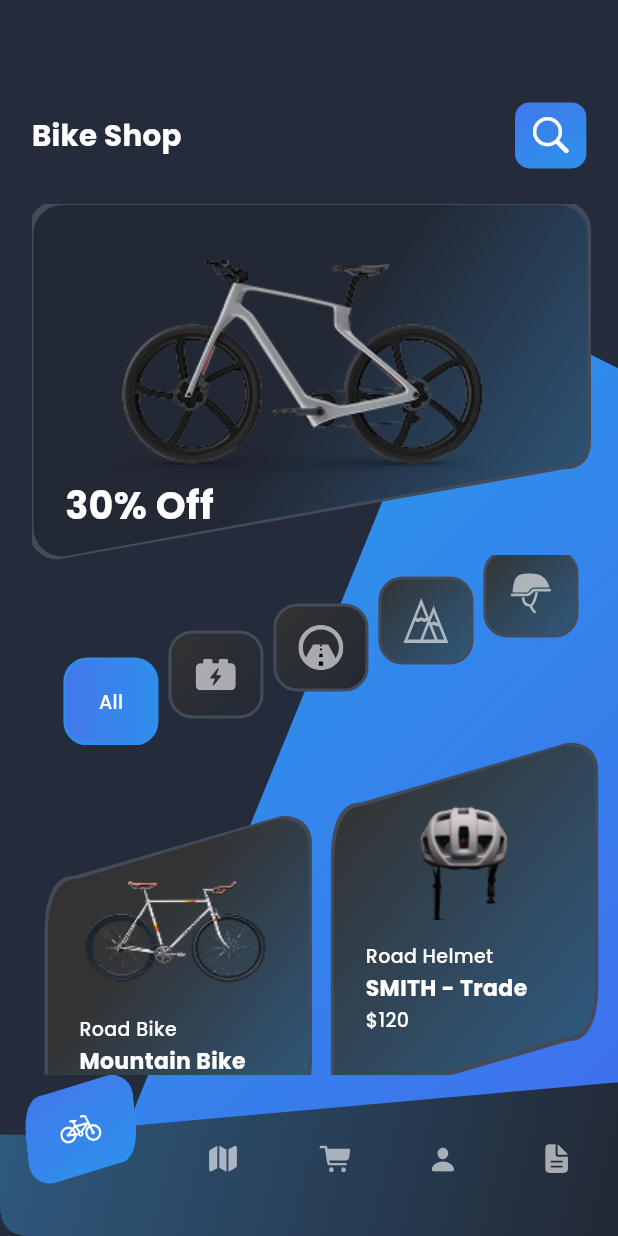
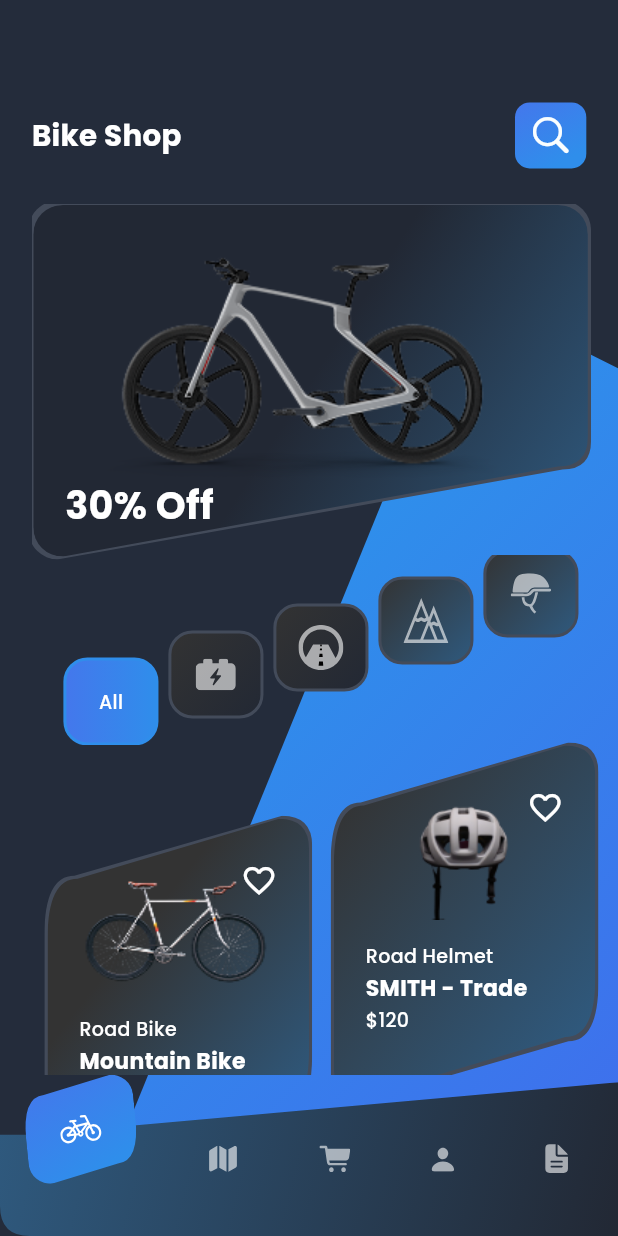
Before and after one commit to cshazem1/online_bike_shopping_app, a Flutter app: the screen it shows after launch, on a phone screen of 412 x 824 dp. Run offline on Flutter 3.47's test engine with Material 3 defaults, Android fonts, the phone set to English and light mode, and no system bars; our stand-ins replace flutter_screenutil, flutter_svg, google_fonts.

Commit message:
Finished UI

```diff
--- a/lib/home/screens/home_screen.dart
+++ b/lib/home/screens/home_screen.dart
@@ -44,7 +44,6 @@ class HomeScreen extends StatelessWidget {
                         child: Column(
                           crossAxisAlignment: CrossAxisAlignment.start,
                           children: [
-
                             CustomSliderWidget(),
                             CustomCategoryWidget(),
                             CustomListView(),
--- a/lib/home/widgets/custom_card_item.dart
+++ b/lib/home/widgets/custom_card_item.dart
@@ -1,3 +1,4 @@
+import 'package:flutter/cupertino.dart';
 import 'package:flutter/material.dart';
 import 'package:flutter_screenutil/flutter_screenutil.dart';
 import 'package:online_bike_shopping_app/core/app_styles.dart';
@@ -5,7 +6,7 @@ import 'package:online_bike_shopping_app/core/assets.dart';
 
 import '../../core/app_colors.dart';
 
-class CustomCardItem extends StatelessWidget {
+class CustomCardItem extends StatefulWidget {
    const CustomCardItem({
     super.key,
     required this.image,
@@ -19,6 +20,14 @@ class CustomCardItem extends StatelessWidget {
   final String subtitle;
   final String price;
   final int index;
+
+  @override
+  State<CustomCardItem> createState() => _CustomCardItemState();
+}
+
+class _CustomCardItemState extends State<CustomCardItem> {
+ bool isFavorite=false;
+
   @override
   Widget build(BuildContext context) {
     return Stack(
@@ -50,7 +59,7 @@ class CustomCardItem extends StatelessWidget {
                 begin: Alignment.topRight,
                 transform: GradientRotation(-0.9),
                 end: Alignment.bottomRight,
-                stops: [0.3-index, 1.0],
+                stops: [0.3-widget.index, 1.0],
               ),
             ),
             child: Padding(
@@ -60,7 +69,9 @@ class CustomCardItem extends StatelessWidget {
                 right: 20.w,
                 bottom: 18.h,
               ),
-              child: Column(
+              child: Stack(
+                children: [
+                  Column(
                     crossAxisAlignment: CrossAxisAlignment.start,
                     children: [
                       Align(
@@ -68,15 +79,32 @@ class CustomCardItem extends StatelessWidget {
                         child: SizedBox(
                           width: 121.w,
                           height: 89.h,
-                      child: Image.asset(image, fit: BoxFit.fill),
+                          child: Image.asset(widget.image, fit: BoxFit.fill),
                         ),
                       ),
                       15.verticalSpace,
-                  Text(title, style: AppStyles.priceStyle),
+                      Text(widget.title, style: AppStyles.priceStyle),
                       2.verticalSpace,
-                  Text(subtitle, style: AppStyles.descriptionStyle),
+                      Text(widget.subtitle, style: AppStyles.descriptionStyle),
                       2.verticalSpace,
-                  Text("\$$price", style: AppStyles.priceStyle),
+                      Text("\$${widget.price}", style: AppStyles.priceStyle),
+                    ],
+                  ),
+                  Positioned(
+                    top: 0,
+                    right: 0,
+                    child: GestureDetector(
+                      onTap: () {
+                        isFavorite = !isFavorite;
+                        setState(() {});
+                      },
+                      child: Icon(
+                        Icons.favorite_border,
+                        color:isFavorite?AppColors.lightBlue: AppColors.white,
+                        size: 25.sp,
+                      ),
+                    ),
+                  ),
                 ],
               ),
             ),
```
Lines whose indentation alone changed are shown as unchanged.
